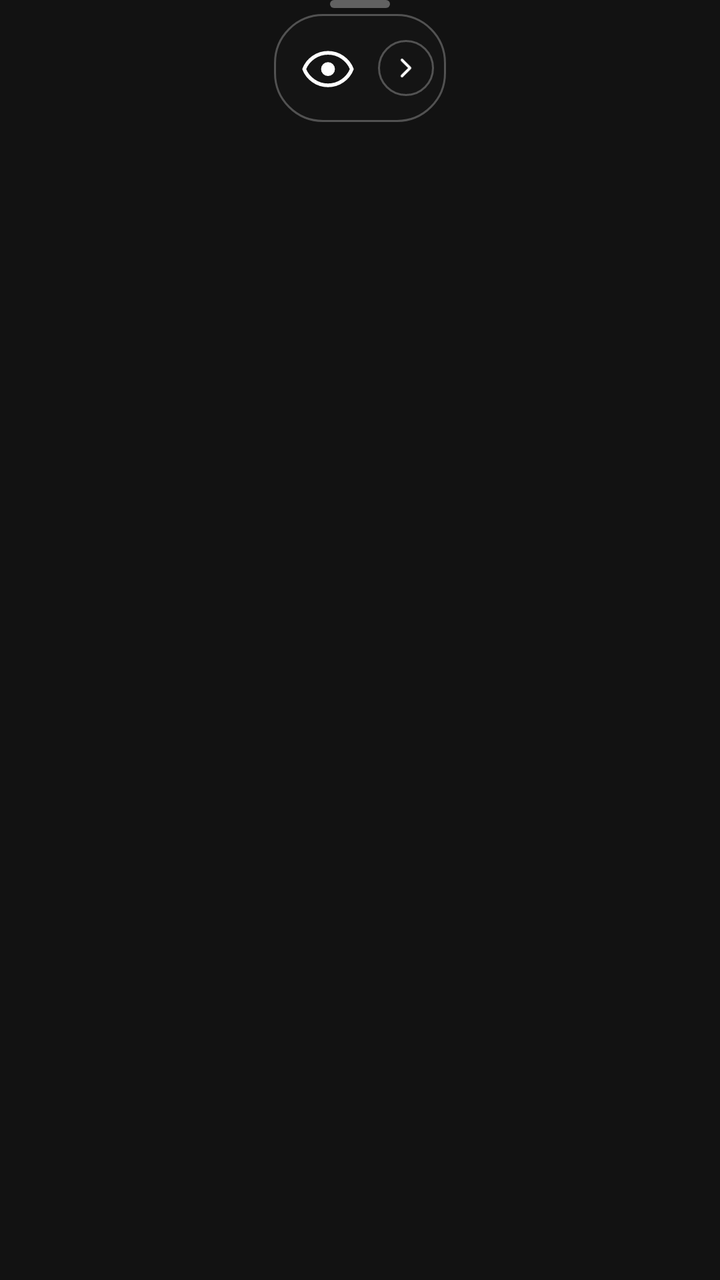
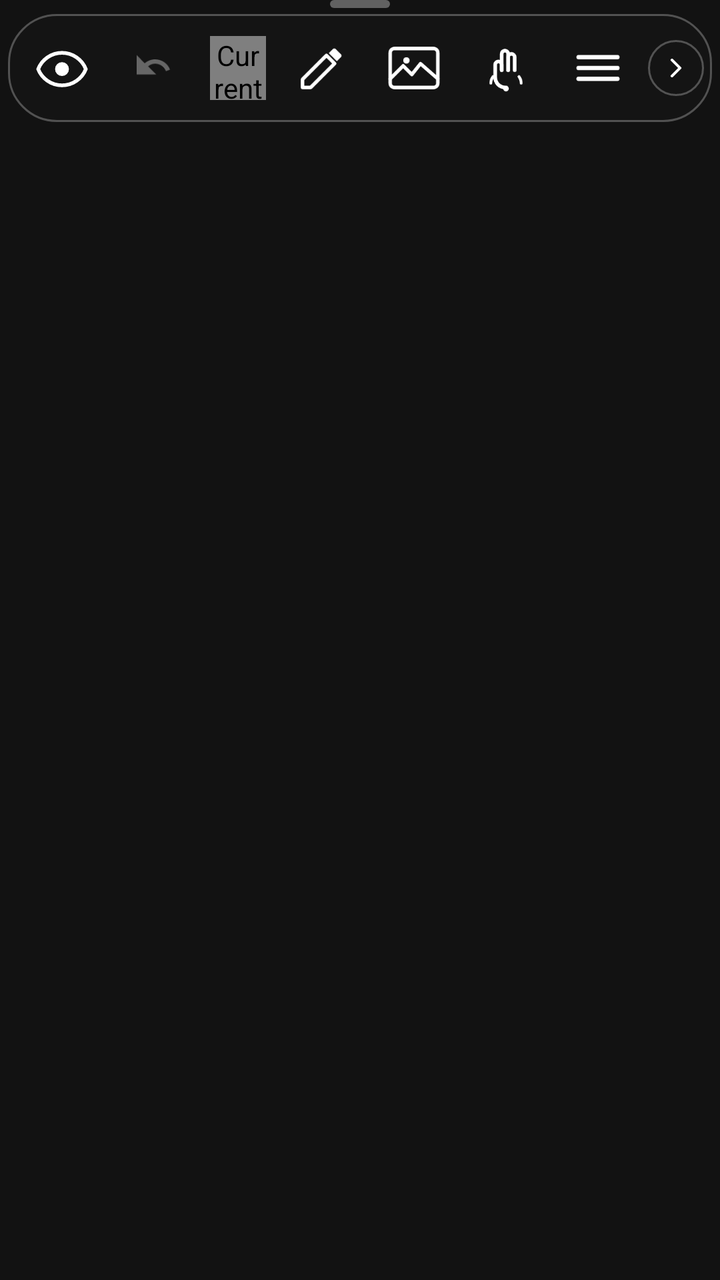

The first picture is an Android layout as it rendered before a commit; the second is the same layout after the commit. The layout source and the unified diff follow.
<!-- AndroidManifest.xml: application theme Theme.DrawAnywhere -->
<!-- res/layout/overlay_toolbar_horizontal.xml -->
<?xml version="1.0" encoding="utf-8"?>
<LinearLayout
    xmlns:android="http://schemas.android.com/apk/res/android"
    android:layout_width="wrap_content"
    android:layout_height="wrap_content"
    android:orientation="vertical"
    android:gravity="center_horizontal">

    <View
        android:layout_width="30dp"
        android:layout_height="4dp"
        android:background="@drawable/bg_grip_handle"
        android:layout_marginBottom="3dp" />

    <LinearLayout
        android:id="@+id/toolbar_content_row"
        android:layout_width="wrap_content"
        android:layout_height="wrap_content"
        android:orientation="horizontal"
        android:gravity="center_vertical"
        android:background="@drawable/bg_toolbar"
        android:paddingStart="4dp"
        android:paddingEnd="4dp"
        android:paddingTop="4dp"
        android:paddingBottom="4dp"
        android:elevation="8dp">

        
        <ImageView
            android:id="@+id/btn_hide"
            android:layout_width="46dp"
            android:layout_height="46dp"
            android:padding="10dp"
            android:src="@drawable/ic_eye"
            android:tint="@color/toolbar_icon_default"
            android:scaleType="fitCenter"
            android:background="@android:color/transparent"
            android:clickable="true"
            android:focusable="true"
            android:contentDescription="@string/cd_btn_hide" />

        
        <FrameLayout
            android:layout_width="28dp"
            android:layout_height="28dp"
            android:layout_marginStart="2dp"
            android:layout_marginEnd="2dp"
            android:background="@drawable/bg_collapse_pill">
            <ImageView
                android:id="@+id/btn_collapse_arrow"
                android:layout_width="match_parent"
                android:layout_height="match_parent"
                android:padding="6dp"
                android:src="@drawable/ic_chevron_right"
                android:tint="@color/toolbar_icon_default"
                android:scaleType="fitCenter"
                android:clickable="true"
                android:focusable="true"
                android:contentDescription="@string/cd_btn_collapse" />
        </FrameLayout>

        
        <HorizontalScrollView
            android:id="@+id/toolbar_scroll_container"
            android:layout_width="0dp"
            android:layout_height="wrap_content"
            android:layout_weight="0"
            android:scrollbars="none"
            android:overScrollMode="never"
            android:requiresFadingEdge="horizontal"
            android:fadingEdgeLength="@dimen/toolbar_fading_edge_length">

            <LinearLayout
                android:id="@+id/toolbar_scroll_inner"
                android:layout_width="wrap_content"
                android:layout_height="wrap_content"
                android:orientation="horizontal"
                android:gravity="center_vertical">

                <ImageView
                    android:id="@+id/btn_undo"
                    android:layout_width="46dp"
                    android:layout_height="46dp"
                    android:padding="10dp"
                    android:src="@drawable/ic_undo"
                    android:tint="@color/toolbar_icon_default"
                    android:scaleType="fitCenter"
                    android:background="@android:color/transparent"
                    android:clickable="true"
                    android:focusable="true"
                    android:alpha="0.35"
                    android:enabled="false"
                    android:contentDescription="@string/cd_btn_undo" />

                <ImageView
                    android:id="@+id/btn_add_image"
                    android:layout_width="46dp"
                    android:layout_height="46dp"
                    android:padding="10dp"
                    android:src="@drawable/ic_image"
                    android:tint="@color/toolbar_icon_default"
                    android:scaleType="fitCenter"
                    android:background="@android:color/transparent"
                    android:clickable="true"
                    android:focusable="true"
                    android:contentDescription="@string/cd_btn_image" />

                <com.drawanywhere.app.ColorDropView
                    android:id="@+id/view_color_dot"
                    android:layout_width="28dp"
                    android:layout_height="32dp"
                    android:layout_marginStart="5dp"
                    android:layout_marginEnd="5dp"
                    android:clickable="true"
                    android:focusable="true"
                    android:contentDescription="@string/cd_color_dot" />

                <ImageView
                    android:id="@+id/btn_tools"
                    android:layout_width="46dp"
                    android:layout_height="46dp"
                    android:padding="10dp"
                    android:src="@drawable/ic_pen"
                    android:tint="@color/toolbar_icon_default"
                    android:scaleType="fitCenter"
                    android:background="@android:color/transparent"
                    android:clickable="true"
                    android:focusable="true"
                    android:contentDescription="@string/cd_btn_tools" />

                <ImageView
                    android:id="@+id/btn_finger"
                    android:layout_width="46dp"
                    android:layout_height="46dp"
                    android:padding="10dp"
                    android:src="@drawable/ic_finger"
                    android:tint="@color/toolbar_icon_default"
                    android:scaleType="fitCenter"
                    android:background="@android:color/transparent"
                    android:clickable="true"
                    android:focusable="true"
                    android:contentDescription="@string/cd_btn_finger" />

                <ImageView
                    android:id="@+id/btn_settings"
                    android:layout_width="46dp"
                    android:layout_height="46dp"
                    android:padding="10dp"
                    android:src="@drawable/ic_settings"
                    android:tint="@color/toolbar_icon_default"
                    android:scaleType="fitCenter"
                    android:background="@android:color/transparent"
                    android:clickable="true"
                    android:focusable="true"
                    android:contentDescription="@string/cd_btn_settings" />

            </LinearLayout>
        </HorizontalScrollView>

    </LinearLayout>

</LinearLayout>
<!-- resources referenced by this layout -->
<resources>
  <color name="toolbar_icon_default">#FFFFFFFF</color>
  <dimen name="toolbar_fading_edge_length">18dp</dimen>
  <!-- drawable bg_collapse_pill (drawable) -->
  <?xml version="1.0" encoding="utf-8"?>
  <shape xmlns:android="http://schemas.android.com/apk/res/android"
      android:shape="oval">
      <solid android:color="@color/toolbar_bg" />
      <stroke
          android:width="1dp"
          android:color="@color/toolbar_divider" />
  </shape>
  <!-- drawable bg_grip_handle (drawable) -->
  <?xml version="1.0" encoding="utf-8"?>
  <shape xmlns:android="http://schemas.android.com/apk/res/android"
      android:shape="rectangle">
      <solid android:color="#55FFFFFF" />
      <corners android:radius="3dp" />
  </shape>
  <!-- drawable bg_toolbar (drawable) -->
  <?xml version="1.0" encoding="utf-8"?>
  <shape xmlns:android="http://schemas.android.com/apk/res/android"
      android:shape="rectangle">
  
      <solid android:color="@color/toolbar_bg" />
  
      <corners android:radius="24dp" />
  
      <stroke
          android:width="1dp"
          android:color="@color/toolbar_divider" />
  
  </shape>
  <!-- drawable ic_chevron_right (drawable) -->
  <?xml version="1.0" encoding="utf-8"?>
  <vector xmlns:android="http://schemas.android.com/apk/res/android"
      android:width="24dp" android:height="24dp"
      android:viewportWidth="24" android:viewportHeight="24">
      <path
          android:pathData="M9,6L15,12L9,18"
          android:fillColor="#00000000"
          android:strokeColor="#FFFFFFFF"
          android:strokeWidth="2"
          android:strokeLineCap="round"
          android:strokeLineJoin="round" />
  </vector>
  <!-- drawable ic_pen (drawable) -->
  <?xml version="1.0" encoding="utf-8"?>
  <vector xmlns:android="http://schemas.android.com/apk/res/android"
      android:width="24dp"
      android:height="24dp"
      android:viewportWidth="24"
      android:viewportHeight="24">
  
      
      <path
          android:pathData="M3,17.25V21H6.75L17.81,9.94L14.06,6.19L3,17.25Z"
          android:fillColor="#00000000"
          android:strokeColor="#FFFFFFFF"
          android:strokeWidth="1.6"
          android:strokeLineCap="round"
          android:strokeLineJoin="round" />
  
      
      <path
          android:pathData="M20.71,7.04C21.1,6.65 21.1,6.02 20.71,5.63L18.37,3.29C17.98,2.9 17.35,2.9 16.96,3.29L15.13,5.12L18.88,8.87L20.71,7.04Z"
          android:fillColor="#FFFFFFFF" />
  
  </vector>
  <!-- drawable ic_undo (drawable) -->
  <?xml version="1.0" encoding="utf-8"?>
  <vector xmlns:android="http://schemas.android.com/apk/res/android"
      android:width="24dp"
      android:height="24dp"
      android:viewportWidth="24"
      android:viewportHeight="24">
  
      <path
          android:pathData="M12.5,8C10.65,8 8.99,8.7 7.7,9.83L4,6V15H13L9.27,11.27C10.16,10.49 11.28,10 12.5,10C14.77,10 16.72,11.44 17.5,13.45L19.41,12.74C18.29,9.87 15.61,8 12.5,8Z"
          android:fillColor="#FFFFFFFF" />
  
  </vector>
  <string name="cd_btn_collapse">Collapse or expand toolbar</string>
  <string name="cd_btn_finger">Toggle touch pass-through</string>
  <string name="cd_btn_hide">Hide or show canvas</string>
  <string name="cd_btn_image">Add image from gallery</string>
  <string name="cd_btn_settings">Open settings</string>
  <string name="cd_btn_tools">Select drawing tool</string>
  <string name="cd_btn_undo">Undo last stroke</string>
  <string name="cd_color_dot">Current drawing color</string>
  <color name="toolbar_bg">#E8141414</color>
  <color name="toolbar_divider">#44FFFFFF</color>
  <color name="colorPrimary">#FFB73A3A</color>
  <color name="colorPrimaryVariant">#FF8B0000</color>
  <color name="colorOnPrimary">#FFFFFFFF</color>
  <color name="colorSecondary">#FF444444</color>
  <color name="colorOnSecondary">#FFFFFFFF</color>
  <color name="colorError">#FFCF6679</color>
  <color name="colorOnError">#FF000000</color>
  <color name="colorSurface">#FF1C1C1C</color>
  <color name="colorOnSurface">#FFFFFFFF</color>
  <color name="colorBackground">#FF121212</color>
  <!-- unchanged entries left out for length: 5 -->
</resources>

<!-- the commit's change to res/layout/overlay_toolbar_horizontal.xml (unified diff, before → after) -->
@@ -40,31 +40,59 @@
             android:contentDescription="@string/cd_btn_hide" />
 
         
-        <FrameLayout
+        <ImageView
+            android:id="@+id/btn_undo"
+            android:layout_width="46dp"
+            android:layout_height="46dp"
+            android:padding="10dp"
+            android:src="@drawable/ic_undo"
+            android:tint="@color/toolbar_icon_default"
+            android:scaleType="fitCenter"
+            android:background="@android:color/transparent"
+            android:clickable="true"
+            android:focusable="true"
+            android:alpha="0.35"
+            android:enabled="false"
+            android:contentDescription="@string/cd_btn_undo" />
+
+        <com.drawanywhere.app.ColorDropView
+            android:id="@+id/view_color_dot"
             android:layout_width="28dp"
-            android:layout_height="28dp"
+            android:layout_height="32dp"
+            android:layout_marginStart="5dp"
+            android:layout_marginEnd="5dp"
+            android:clickable="true"
+            android:focusable="true"
+            android:contentDescription="@string/cd_color_dot" />
+
+        <ImageView
+            android:id="@+id/btn_tools"
+            android:layout_width="46dp"
+            android:layout_height="46dp"
+            android:padding="10dp"
+            android:src="@drawable/ic_pen"
+            android:tint="@color/toolbar_icon_default"
+            android:scaleType="fitCenter"
+            android:background="@android:color/transparent"
+            android:clickable="true"
+            android:focusable="true"
+            android:contentDescription="@string/cd_btn_tools" />
+
+        
+        <View
+            android:id="@+id/toolbar_divider"
+            android:layout_width="1dp"
+            android:layout_height="26dp"
+            android:background="@color/toolbar_divider"
             android:layout_marginStart="2dp"
             android:layout_marginEnd="2dp"
-            android:background="@drawable/bg_collapse_pill">
-            <ImageView
-                android:id="@+id/btn_collapse_arrow"
-                android:layout_width="match_parent"
-                android:layout_height="match_parent"
-                android:padding="6dp"
-                android:src="@drawable/ic_chevron_right"
-                android:tint="@color/toolbar_icon_default"
-                android:scaleType="fitCenter"
-                android:clickable="true"
-                android:focusable="true"
-                android:contentDescription="@string/cd_btn_collapse" />
-        </FrameLayout>
+            android:visibility="gone" />
 
         
         <HorizontalScrollView
             android:id="@+id/toolbar_scroll_container"
-            android:layout_width="0dp"
+            android:layout_width="wrap_content"
             android:layout_height="wrap_content"
-            android:layout_weight="0"
             android:scrollbars="none"
             android:overScrollMode="never"
             android:requiresFadingEdge="horizontal"
@@ -78,21 +106,6 @@
                 android:gravity="center_vertical">
 
                 <ImageView
-                    android:id="@+id/btn_undo"
-                    android:layout_width="46dp"
-                    android:layout_height="46dp"
-                    android:padding="10dp"
-                    android:src="@drawable/ic_undo"
-                    android:tint="@color/toolbar_icon_default"
-                    android:scaleType="fitCenter"
-                    android:background="@android:color/transparent"
-                    android:clickable="true"
-                    android:focusable="true"
-                    android:alpha="0.35"
-                    android:enabled="false"
-                    android:contentDescription="@string/cd_btn_undo" />
-
-                <ImageView
                     android:id="@+id/btn_add_image"
                     android:layout_width="46dp"
                     android:layout_height="46dp"
@@ -104,29 +117,6 @@
                     android:clickable="true"
                     android:focusable="true"
                     android:contentDescription="@string/cd_btn_image" />
-
-                <com.drawanywhere.app.ColorDropView
-                    android:id="@+id/view_color_dot"
-                    android:layout_width="28dp"
-                    android:layout_height="32dp"
-                    android:layout_marginStart="5dp"
-                    android:layout_marginEnd="5dp"
-                    android:clickable="true"
-                    android:focusable="true"
-                    android:contentDescription="@string/cd_color_dot" />
-
-                <ImageView
-                    android:id="@+id/btn_tools"
-                    android:layout_width="46dp"
-                    android:layout_height="46dp"
-                    android:padding="10dp"
-                    android:src="@drawable/ic_pen"
-                    android:tint="@color/toolbar_icon_default"
-                    android:scaleType="fitCenter"
-                    android:background="@android:color/transparent"
-                    android:clickable="true"
-                    android:focusable="true"
-                    android:contentDescription="@string/cd_btn_tools" />
 
                 <ImageView
                     android:id="@+id/btn_finger"
@@ -157,6 +147,25 @@
             </LinearLayout>
         </HorizontalScrollView>
 
+        
+        <FrameLayout
+            android:layout_width="28dp"
+            android:layout_height="28dp"
+            android:layout_marginStart="2dp"
+            android:background="@drawable/bg_collapse_pill">
+            <ImageView
+                android:id="@+id/btn_collapse_arrow"
+                android:layout_width="match_parent"
+                android:layout_height="match_parent"
+                android:padding="6dp"
+                android:src="@drawable/ic_chevron_right"
+                android:tint="@color/toolbar_icon_default"
+                android:scaleType="fitCenter"
+                android:clickable="true"
+                android:focusable="true"
+                android:contentDescription="@string/cd_btn_collapse" />
+        </FrameLayout>
+
     </LinearLayout>
 
 </LinearLayout>
